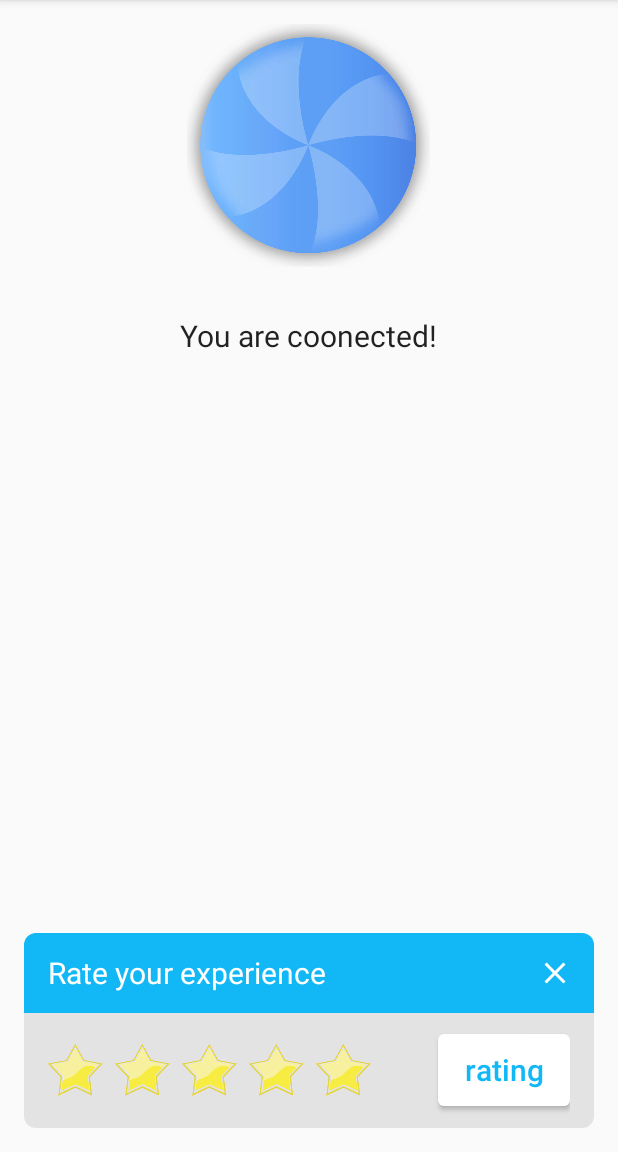
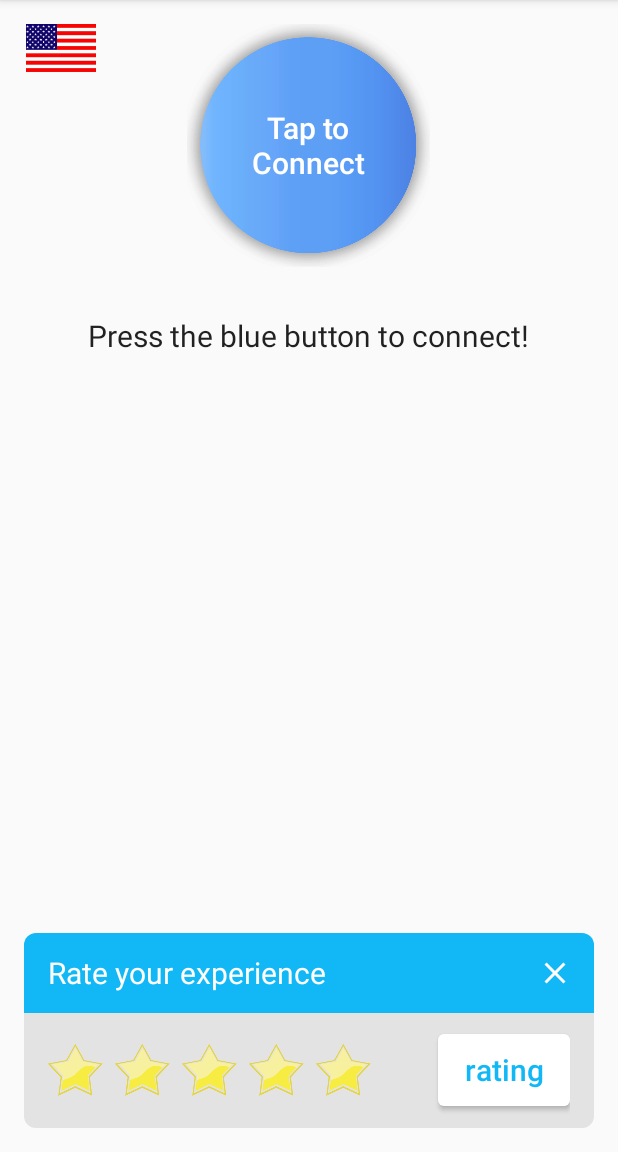
Before and after one commit to KevinMoJ/MyVPN, an Android app: the ConnectionFragment screen opened directly, with no data from a screen before it, on a phone screen of 412 x 824 dp, the part 84-1236 px from its top. Run offline under Robolectric (Android 15) with nearby library versions, the phone set to English and light mode, and no system bars.

Commit message:
调整点击按钮的颜色和文字

```diff
--- a/app/src/main/AndroidManifest.xml
+++ b/app/src/main/AndroidManifest.xml
@@ -1,6 +1,10 @@
 <?xml version="1.0" encoding="utf-8"?>
 <manifest xmlns:android="http://schemas.android.com/apk/res/android"
     package="com.androapplite.shadowsocks">
+
+    <uses-permission android:name="android.permission.INTERNET"/>
+    <uses-permission android:name="android.permission.ACCESS_NETWORK_STATE"/>
+    <uses-permission android:name="android.permission.RECEIVE_BOOT_COMPLETED"/>
 
     <application
         android:allowBackup="true"
--- a/app/src/main/java/com/androapplite/shadowsocks/fragment/ConnectionFragment.java
+++ b/app/src/main/java/com/androapplite/shadowsocks/fragment/ConnectionFragment.java
@@ -8,8 +8,10 @@ import android.view.View;
 import android.view.ViewGroup;
 import android.view.animation.Animation;
 import android.view.animation.AnimationUtils;
+import android.widget.Button;
 import android.widget.FrameLayout;
-import android.widget.ImageButton;
+import android.widget.ImageView;
+import android.widget.TextView;
 
 import com.androapplite.shadowsocks.R;
 
@@ -17,8 +19,10 @@ import com.androapplite.shadowsocks.R;
  * A simple {@link Fragment} subclass.
  */
 public class ConnectionFragment extends Fragment {
-    private ImageButton mConnectionButton;
+    private Button mConnectionButton;
+    private ImageView mWindMillImageView;
     private FrameLayout mConnectionButtonFrameLayout;
+    private TextView mConnectionMessageTextView;
 
     public ConnectionFragment() {
         // Required empty public constructor
@@ -31,7 +35,9 @@ public class ConnectionFragment extends Fragment {
         // Inflate the layout for this fragment
         View rootView = inflater.inflate(R.layout.fragment_connection, container, false);
         mConnectionButtonFrameLayout = (FrameLayout)rootView.findViewById(R.id.connection_button_bg);
-        mConnectionButton = (ImageButton)rootView.findViewById(R.id.connection_button_windmill);
+        mWindMillImageView = (ImageView)rootView.findViewById(R.id.connection_button_windmill);
+        mConnectionButton = (Button)rootView.findViewById(R.id.connection_button);
+        mConnectionMessageTextView = (TextView)rootView.findViewById(R.id.connection_message);
         initConnectionButton();
         return rootView;
     }
@@ -40,7 +46,7 @@ public class ConnectionFragment extends Fragment {
         mConnectionButton.setOnClickListener(new View.OnClickListener() {
             @Override
             public void onClick(View v) {
-                if (mConnectionButton.getAnimation() == null) {
+                if (mWindMillImageView.getVisibility() != View.VISIBLE) {
                     connecting();
                 } else {
                     stop();
@@ -50,23 +56,36 @@ public class ConnectionFragment extends Fragment {
     }
 
     private void connecting(){
+        mConnectionButton.setText(R.string.connecting);
+        mConnectionButtonFrameLayout.setBackgroundResource(R.drawable.connection_button_nomal);
+        mConnectionMessageTextView.setText(R.string.please_wait);
+
         Animation rotate = AnimationUtils.loadAnimation(getContext(), R.anim.rotate);
-        mConnectionButton.startAnimation(rotate);
-        mConnectionButtonFrameLayout.setBackgroundResource(R.drawable.connection_button_nomal);
+        mWindMillImageView.startAnimation(rotate);
+        mWindMillImageView.setVisibility(View.VISIBLE);
     }
 
     private void stop(){
-        mConnectionButton.clearAnimation();
+        mConnectionButton.setText(R.string.tap_to_connect);
         mConnectionButtonFrameLayout.setBackgroundResource(R.drawable.connection_button_nomal);
+        mConnectionMessageTextView.setText(R.string.tap_to_connect_explain);
+        mWindMillImageView.clearAnimation();
+        mWindMillImageView.setVisibility(View.GONE);
     }
 
     private void connected(){
-        mConnectionButton.clearAnimation();
+        mConnectionButton.setText(R.string.tap_to_disconnect);
         mConnectionButtonFrameLayout.setBackgroundResource(R.drawable.connection_button_conneced);
+        mConnectionMessageTextView.setText(R.string.connect_success);
+        mWindMillImageView.clearAnimation();
+        mWindMillImageView.setVisibility(View.GONE);
     }
 
     protected void error(){
-        mConnectionButton.clearAnimation();
+        mConnectionButton.setText("");
         mConnectionButtonFrameLayout.setBackgroundResource(R.drawable.connection_button_error);
+        mConnectionMessageTextView.setText("");
+        mWindMillImageView.clearAnimation();
+        mWindMillImageView.setVisibility(View.GONE);
     }
 }
--- a/app/src/main/res/layout/activity_connection.xml
+++ b/app/src/main/res/layout/activity_connection.xml
@@ -32,6 +32,11 @@
         android:paddingRight="@dimen/activity_horizontal_margin"
         android:paddingTop="@dimen/activity_vertical_margin"
         >
+        <ImageView
+            android:layout_width="49dp"
+            android:layout_height="32dp"
+            android:scaleType="fitCenter"
+            android:src="@drawable/flag_us"/>
         <fragment
             android:layout_width="wrap_content"
             android:layout_height="wrap_content"
--- a/app/src/main/res/layout/fragment_connection.xml
+++ b/app/src/main/res/layout/fragment_connection.xml
@@ -10,19 +10,33 @@
         android:background="@drawable/connection_button_nomal"
         android:layout_centerHorizontal="true"
         android:id="@+id/connection_button_bg">
-        <ImageButton
+        <ImageView
             android:layout_width="wrap_content"
             android:layout_height="wrap_content"
             android:background="@drawable/connection_button_windmill"
             android:layout_gravity="center"
-            android:id="@+id/connection_button_windmill"/>
+            android:id="@+id/connection_button_windmill"
+            android:visibility="gone"
+            />
+        <Button
+            android:layout_width="match_parent"
+            android:layout_height="match_parent"
+            android:padding="20dp"
+            android:layout_gravity="center"
+            android:gravity="center"
+            android:text="@string/tap_to_connect"
+            android:textSize="@dimen/large_text"
+            android:textColor="@color/primary_white_text"
+            android:textAllCaps="false"
+            android:id="@+id/connection_button"
+            android:background="@null"/>
     </FrameLayout>
 
     <!-- TODO: Update blank fragment layout -->
     <TextView
         android:layout_width="wrap_content"
         android:layout_height="wrap_content"
-        android:text="@string/connect_success"
+        android:text="@string/tap_to_connect_explain"
         android:id="@+id/connection_message"
         android:layout_centerHorizontal="true"
         android:layout_marginTop="@dimen/twice_margin"
--- a/app/src/main/res/values/strings.xml
+++ b/app/src/main/res/values/strings.xml
@@ -15,6 +15,11 @@
     <string name="browse_without_borders_explain">unlock any website, application or service</string>
     <string name="protect_your_identify">Protect your identity</string>
     <string name="protect_your_identity_explain">everything you do online is encrypted and anonymized with on logs</string>
+    <string name="tap_to_connect">Tap to Connect</string>
+    <string name="connecting">connecting</string>
+    <string name="tap_to_disconnect">Tap to Disconnect</string>
+    <string name="tap_to_connect_explain">Press the blue button to connect!</string>
+    <string name="please_wait">Please wait...</string>
     <!-- TODO: Remove or change this placeholder text -->
     <string name="hello_blank_fragment">Hello blank fragment</string>
 
```
Also changed, not shown: app/src/main/res/drawable-xxhdpi/flag_us.jpg (added).
